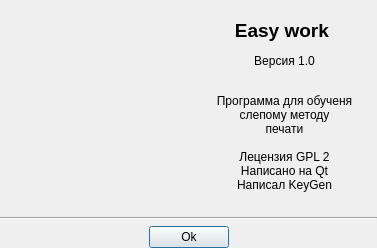
Qt form Easy-work/Plugin/what_is/ui_whatIs.ui (KeyGen/Easy-work) before a commit.
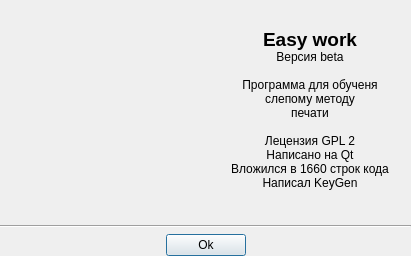
The same form after that commit. Icons and pictures are not drawn.

Commit message: Готова beta version

Diff of the .ui file:
```diff
--- a/Easy-work/Plugin/what_is/ui_whatIs.ui
+++ b/Easy-work/Plugin/what_is/ui_whatIs.ui
@@ -6,8 +6,8 @@
    <rect>
     <x>0</x>
     <y>0</y>
-    <width>377</width>
-    <height>248</height>
+    <width>411</width>
+    <height>256</height>
    </rect>
   </property>
   <property name="windowTitle">
@@ -37,7 +37,7 @@
        <item>
         <widget class="QLabel" name="label_2">
          <property name="text">
-          <string>&lt;html&gt;&lt;head/&gt;&lt;body&gt;&lt;p align=&quot;center&quot;&gt;&lt;span style=&quot; font-size:14pt; font-weight:600;&quot;&gt;Easy work &lt;/span&gt;&lt;/p&gt;&lt;p align=&quot;center&quot;&gt;Версия 1.0&lt;/p&gt;&lt;p align=&quot;center&quot;&gt;&lt;br/&gt;Программа для обученя&lt;br/&gt;слепому методу&lt;br/&gt;печати&lt;br/&gt;&lt;br/&gt;Лецензия GPL 2&lt;br/&gt;Написано на Qt&lt;br/&gt;Написал KeyGen&lt;/p&gt;&lt;/body&gt;&lt;/html&gt;</string>
+          <string>&lt;html&gt;&lt;head/&gt;&lt;body&gt;&lt;p align=&quot;center&quot;&gt;&lt;span style=&quot; font-size:14pt; font-weight:600;&quot;&gt;Easy work &lt;/span&gt;&lt;br/&gt;Версия beta&lt;br/&gt;&lt;br/&gt;Программа для обученя&lt;br/&gt;слепому методу&lt;br/&gt;печати&lt;br/&gt;&lt;br/&gt;Лецензия GPL 2&lt;br/&gt;Написано на Qt&lt;br/&gt;Вложился в 1660 строк кода&lt;br&gt;Написал KeyGen&lt;/p&gt;&lt;/body&gt;&lt;/html&gt;</string>
          </property>
         </widget>
        </item>
```
The commit also changes 124 other files.
